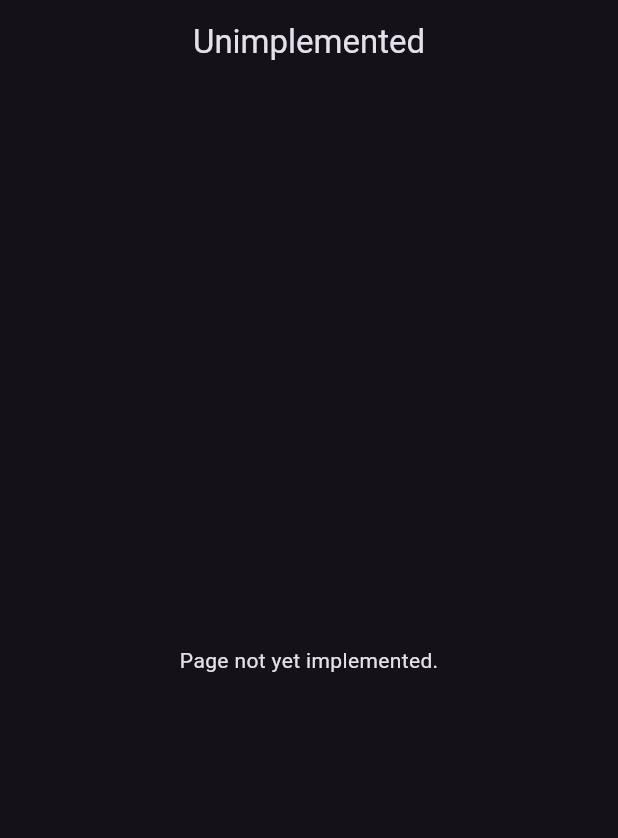
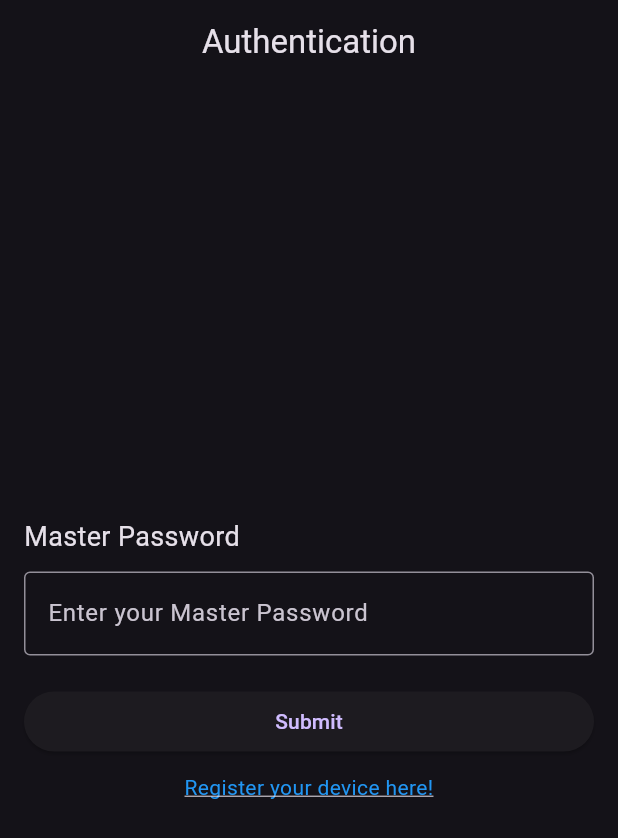
Before and after one commit to NR-Projects/AccountManager, a Flutter app: the screen it shows after launch, on a phone screen of 412 x 824 dp. Shown: the top 838 px of the screen. Run offline on Flutter 3.47's test engine with Material 3 defaults, Android fonts, the light colour scheme and no system bars; our stand-ins replace device_info_plus, flutter_secure_storage, get_it; missing offline and left inert: dart_jsonwebtoken.

Commit message:
Add AuthPage and login screen

```diff
--- a/account_management_client/lib/page/auth_page.dart
+++ b/account_management_client/lib/page/auth_page.dart
@@ -1,9 +1,102 @@
-import 'package:account_management_client/shared/empty_state.dart';
+import 'package:account_management_client/routes.dart';
+import 'package:account_management_client/service/auth_service.dart';
+import 'package:account_management_client/shared/components.dart';
 import 'package:flutter/material.dart';
 
 class AuthPage extends StatefulWidget {
-  const AuthPage({super.key});
+  final AuthService authService;
+
+  const AuthPage({super.key, required this.authService});
 
   @override
-  State<StatefulWidget> createState() => PlaceholderState();
+  State<AuthPage> createState() => _AuthPageState();
 }
+
+class _AuthPageState extends State<AuthPage> {
+  final TextEditingController _masterPasswordController = TextEditingController();
+
+  @override
+  Widget build(BuildContext context) {
+    return Scaffold(
+      appBar: sharedAppBar(title: 'Authentication'),
+      body: _body(),
+    );
+  }
+
+  Future<void> onAttemptAuthentication() async {
+
+    final password = _masterPasswordController.text.trim();
+
+    if (password.isEmpty) {
+      ScaffoldMessenger.of(context).showSnackBar(
+        const SnackBar(content: Text('Please enter master password!')),
+      );
+      return;
+    }
+
+    bool isAuthenticationSuccessful = await widget.authService.attemptAuthentication(password);
+    String message;
+    if (isAuthenticationSuccessful) {
+      message = "Authentication Success";
+    } else {
+      message = "Authentication Failed";
+    }
+
+    if (!mounted) return;
+    ScaffoldMessenger.of(context).showSnackBar(
+      SnackBar(content: Text(message)),
+    );
+    if (isAuthenticationSuccessful) {
+      Navigator.pushNamed(context, Routes.home);
+    }
+  }
+
+  Widget _body() {
+    return Center(
+      child: Padding(
+        padding: const EdgeInsets.all(16.0),
+        child: Column(
+          mainAxisAlignment: MainAxisAlignment.center,
+          crossAxisAlignment: CrossAxisAlignment.stretch,
+          children: [
+            const Text(
+              'Master Password',
+              style: TextStyle(fontSize: 18),
+            ),
+            const SizedBox(height: 10),
+            TextField(
+              controller: _masterPasswordController,
+              obscureText: true,
+              decoration: const InputDecoration(
+                border: OutlineInputBorder(),
+                labelText: 'Enter your Master Password',
+              ),
+            ),
+            const SizedBox(height: 20),
+            ElevatedButton(
+              onPressed: onAttemptAuthentication,
+              child: const Text('Submit'),
+            ),
+            const SizedBox(height: 10),
+            MouseRegion(
+              cursor: SystemMouseCursors.click,
+              child: GestureDetector(
+                onTap: () {
+                  Navigator.pushNamed(context, Routes.register);
+                },
+                child: const Text(
+                  'Register your device here!',
+                  textAlign: TextAlign.center,
+                  style: TextStyle(
+                    color: Colors.blue,
+                    decoration: TextDecoration.underline,
+                  ),
+                ),
+              ),
+            ),
+          ],
+        ),
+      ),
+    );
+  }
+}
--- a/account_management_client/lib/routes.dart
+++ b/account_management_client/lib/routes.dart
@@ -5,7 +5,9 @@ import 'package:account_management_client/page/register_page.dart';
 import 'package:account_management_client/page/settings_page.dart';
 import 'package:account_management_client/page/sites_page.dart';
 import 'package:account_management_client/page/accounts_page.dart';
+import 'package:account_management_client/service/auth_service.dart';
 import 'package:flutter/material.dart';
+import 'package:get_it/get_it.dart';
 
 class Routes {
   static const String auth = '/auth';
@@ -18,7 +20,9 @@ class Routes {
 
   static Map<String, WidgetBuilder> getRoutes() {
     return {
-      auth: (context) => const AuthPage(),
+      auth: (context) => AuthPage(
+        authService: GetIt.instance<AuthService>()
+      ),
       register: (context) => const RegisterPage(),
       home: (context) => const HomePage(),
       admin: (context) => const AdminPage(),
--- a/account_management_client/lib/service/auth_service.dart
+++ b/account_management_client/lib/service/auth_service.dart
@@ -0,0 +1,38 @@
+import 'dart:convert';
+
+import 'package:account_management_client/constant/app_constants.dart';
+import 'package:account_management_client/service/base_service.dart';
+import 'package:account_management_client/service/device_service.dart';
+import 'package:account_management_client/storage/storage.dart';
+import 'package:account_management_client/store/app_global_store.dart';
+import 'package:dart_jsonwebtoken/dart_jsonwebtoken.dart';
+
+class AuthService extends BaseService {
+  final DeviceService deviceService;
+  final Storage storage;
+
+  AuthService(this.deviceService, this.storage);
+
+  Future<bool> attemptAuthentication(String password) async {
+    final wrappedResponse = await wrappedPostRequest(
+        url: AppConstants.Api.Auth.LOGIN,
+        headers: {
+          "Content-Type": "application/json",
+        },
+        body: jsonEncode({
+          "masterPassword": password,
+          "secretKey":
+              await storage.read(AppConstants.Tags.DEVICE_SECRET_KEY_TAG),
+          "deviceMetadata": await deviceService.getDeviceMetadata(),
+        }));
+
+    if (wrappedResponse.hasErrorOccurred) return false;
+    final response = wrappedResponse.response;
+
+    String token = response['jwtToken'];
+    final jwt = JWT.decode(token);
+    AppGlobalStore().setToken(token, jwt.payload['role']);
+
+    return true;
+  }
+}
--- /dev/null
+++ b/account_management_client/lib/storage/storage.dart
@@ -0,0 +1,6 @@
+abstract class Storage {
+  Future<void> write(String key, String value);
+  Future<dynamic> read(String key);
+  Future<void> delete(String key);
+  Future<void> clear();
+}
```
Also changed, not shown: account_management_client/lib/di.dart (+12 -0 lines), account_management_client/lib/service/device_service.dart (+47 -0 lines), account_management_client/lib/storage/secure_storage.dart (added, +28 -0 lines), account_management_client/lib/service/storage_service.dart (deleted).
